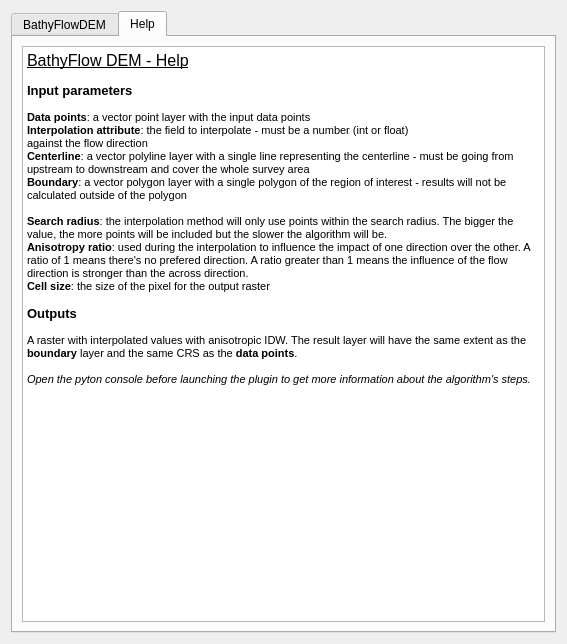
The window that BathyFlowDEM_dialog_base.ui (melindafemminis/BathyFlowDEM) describes before a commit, drawn with Qt 5.
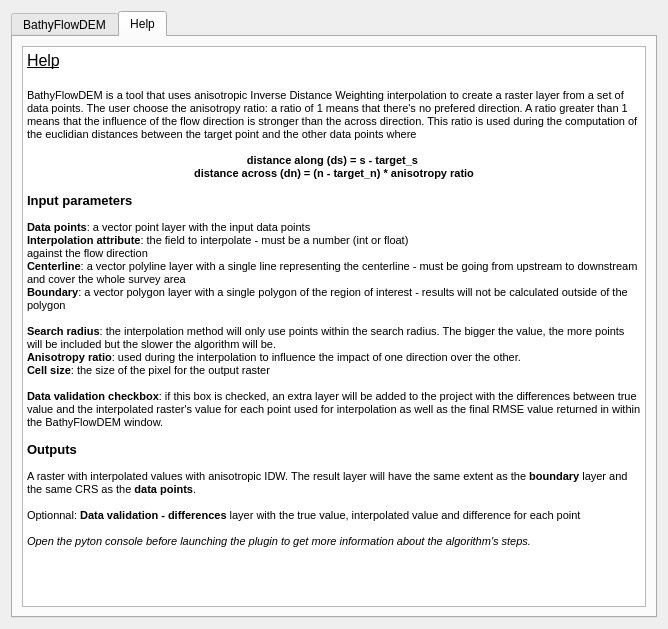
The same window after the commit. The open tabs and pages were chosen to show the change. Custom widgets are drawn as their Qt base class.

Commit message: Completed HELP tab and tooltips

What changed in the file:
```diff
--- a/BathyFlowDEM_dialog_base.ui
+++ b/BathyFlowDEM_dialog_base.ui
@@ -6,8 +6,8 @@
    <rect>
     <x>0</x>
     <y>0</y>
-    <width>567</width>
-    <height>644</height>
+    <width>668</width>
+    <height>629</height>
    </rect>
   </property>
   <property name="windowTitle">
@@ -334,8 +334,13 @@
 &lt;html&gt;&lt;head&gt;&lt;meta name=&quot;qrichtext&quot; content=&quot;1&quot; /&gt;&lt;style type=&quot;text/css&quot;&gt;
 p, li { white-space: pre-wrap; }
 &lt;/style&gt;&lt;/head&gt;&lt;body style=&quot; font-family:'MS Shell Dlg 2'; font-size:8.25pt; font-weight:400; font-style:normal;&quot;&gt;
-&lt;p style=&quot; margin-top:0px; margin-bottom:0px; margin-left:0px; margin-right:0px; -qt-block-indent:0; text-indent:0px;&quot;&gt;&lt;span style=&quot; font-size:12pt; text-decoration: underline;&quot;&gt;BathyFlow DEM - Help&lt;/span&gt;&lt;/p&gt;
+&lt;p style=&quot; margin-top:0px; margin-bottom:0px; margin-left:0px; margin-right:0px; -qt-block-indent:0; text-indent:0px;&quot;&gt;&lt;span style=&quot; font-size:12pt; text-decoration: underline;&quot;&gt;Help&lt;/span&gt;&lt;/p&gt;
+&lt;p style=&quot;-qt-paragraph-type:empty; margin-top:0px; margin-bottom:0px; margin-left:0px; margin-right:0px; -qt-block-indent:0; text-indent:0px; font-size:12pt; text-decoration: underline;&quot;&gt;&lt;br /&gt;&lt;/p&gt;
+&lt;p style=&quot; margin-top:0px; margin-bottom:0px; margin-left:0px; margin-right:0px; -qt-block-indent:0; text-indent:0px;&quot;&gt;&lt;span style=&quot; font-size:8pt;&quot;&gt;BathyFlowDEM is a tool that uses anisotropic Inverse Distance Weighting interpolation to create a raster layer from a set of data points. The user choose the anisotropy ratio: a&lt;/span&gt; ratio of 1 means that there's no prefered direction. A ratio greater than 1 means that the influence of the flow direction is stronger than the across direction. This ratio is used during the computation of the euclidian distances between the target point and the other data points where &lt;/p&gt;
 &lt;p style=&quot;-qt-paragraph-type:empty; margin-top:0px; margin-bottom:0px; margin-left:0px; margin-right:0px; -qt-block-indent:0; text-indent:0px;&quot;&gt;&lt;br /&gt;&lt;/p&gt;
+&lt;p align=&quot;center&quot; style=&quot; margin-top:0px; margin-bottom:0px; margin-left:0px; margin-right:0px; -qt-block-indent:0; text-indent:0px;&quot;&gt;&lt;span style=&quot; font-weight:600; color:#000000;&quot;&gt;distance along (ds) = s - target_s &lt;/span&gt;&lt;/p&gt;
+&lt;p align=&quot;center&quot; style=&quot; margin-top:0px; margin-bottom:0px; margin-left:0px; margin-right:0px; -qt-block-indent:0; text-indent:0px;&quot;&gt;&lt;span style=&quot; font-weight:600; color:#000000;&quot;&gt;distance across (dn) = (n - target_n) * anisotropy ratio&lt;/span&gt;&lt;/p&gt;
+&lt;p style=&quot;-qt-paragraph-type:empty; margin-top:0px; margin-bottom:0px; margin-left:0px; margin-right:0px; -qt-block-indent:0; text-indent:0px; font-size:8pt;&quot;&gt;&lt;br /&gt;&lt;/p&gt;
 &lt;p style=&quot; margin-top:0px; margin-bottom:0px; margin-left:0px; margin-right:0px; -qt-block-indent:0; text-indent:0px;&quot;&gt;&lt;span style=&quot; font-size:10pt; font-weight:600;&quot;&gt;Input parameters&lt;/span&gt;&lt;/p&gt;
 &lt;p style=&quot;-qt-paragraph-type:empty; margin-top:0px; margin-bottom:0px; margin-left:0px; margin-right:0px; -qt-block-indent:0; text-indent:0px;&quot;&gt;&lt;br /&gt;&lt;/p&gt;
 &lt;p style=&quot; margin-top:0px; margin-bottom:0px; margin-left:0px; margin-right:0px; -qt-block-indent:0; text-indent:0px;&quot;&gt;&lt;span style=&quot; font-weight:600;&quot;&gt;Data points&lt;/span&gt;: a vector point layer with the input data points&lt;/p&gt;
@@ -345,13 +350,17 @@
 &lt;p style=&quot; margin-top:0px; margin-bottom:0px; margin-left:0px; margin-right:0px; -qt-block-indent:0; text-indent:0px;&quot;&gt;&lt;span style=&quot; font-weight:600;&quot;&gt;Boundary&lt;/span&gt;: a vector polygon layer with a single polygon of the region of interest - results will not be calculated outside of the polygon&lt;/p&gt;
 &lt;p style=&quot;-qt-paragraph-type:empty; margin-top:0px; margin-bottom:0px; margin-left:0px; margin-right:0px; -qt-block-indent:0; text-indent:0px;&quot;&gt;&lt;br /&gt;&lt;/p&gt;
 &lt;p style=&quot; margin-top:0px; margin-bottom:0px; margin-left:0px; margin-right:0px; -qt-block-indent:0; text-indent:0px;&quot;&gt;&lt;span style=&quot; font-weight:600;&quot;&gt;Search radius&lt;/span&gt;: the interpolation method will only use points within the search radius. The bigger the value, the more points will be included but the slower the algorithm will be.&lt;/p&gt;
-&lt;p style=&quot; margin-top:0px; margin-bottom:0px; margin-left:0px; margin-right:0px; -qt-block-indent:0; text-indent:0px;&quot;&gt;&lt;span style=&quot; font-weight:600;&quot;&gt;Anisotropy ratio&lt;/span&gt;: used during the interpolation to influence the impact of one direction over the other. A ratio of 1 means there's no prefered direction. A ratio greater than 1 means the influence of the flow direction is stronger than the across direction.&lt;/p&gt;
+&lt;p style=&quot; margin-top:0px; margin-bottom:0px; margin-left:0px; margin-right:0px; -qt-block-indent:0; text-indent:0px;&quot;&gt;&lt;span style=&quot; font-weight:600;&quot;&gt;Anisotropy ratio&lt;/span&gt;: used during the interpolation to influence the impact of one direction over the other. &lt;/p&gt;
 &lt;p style=&quot; margin-top:0px; margin-bottom:0px; margin-left:0px; margin-right:0px; -qt-block-indent:0; text-indent:0px;&quot;&gt;&lt;span style=&quot; font-weight:600;&quot;&gt;Cell size&lt;/span&gt;: the size of the pixel for the output raster&lt;/p&gt;
 &lt;p style=&quot;-qt-paragraph-type:empty; margin-top:0px; margin-bottom:0px; margin-left:0px; margin-right:0px; -qt-block-indent:0; text-indent:0px;&quot;&gt;&lt;br /&gt;&lt;/p&gt;
+&lt;p style=&quot; margin-top:0px; margin-bottom:0px; margin-left:0px; margin-right:0px; -qt-block-indent:0; text-indent:0px;&quot;&gt;&lt;span style=&quot; font-weight:600;&quot;&gt;Data validation checkbox&lt;/span&gt;: if this box is checked, an extra layer will be added to the project with the differences between true value and the interpolated raster's value for each point used for interpolation as well as the final RMSE value returned in within the BathyFlowDEM window.&lt;/p&gt;
+&lt;p style=&quot;-qt-paragraph-type:empty; margin-top:0px; margin-bottom:0px; margin-left:0px; margin-right:0px; -qt-block-indent:0; text-indent:0px;&quot;&gt;&lt;br /&gt;&lt;/p&gt;
 &lt;p style=&quot; margin-top:0px; margin-bottom:0px; margin-left:0px; margin-right:0px; -qt-block-indent:0; text-indent:0px;&quot;&gt;&lt;span style=&quot; font-size:10pt; font-weight:600;&quot;&gt;Outputs&lt;/span&gt;&lt;/p&gt;
 &lt;p style=&quot;-qt-paragraph-type:empty; margin-top:0px; margin-bottom:0px; margin-left:0px; margin-right:0px; -qt-block-indent:0; text-indent:0px;&quot;&gt;&lt;br /&gt;&lt;/p&gt;
 &lt;p style=&quot; margin-top:0px; margin-bottom:0px; margin-left:0px; margin-right:0px; -qt-block-indent:0; text-indent:0px;&quot;&gt;A raster with interpolated values with anisotropic IDW. The result layer will have the same extent as the &lt;span style=&quot; font-weight:600;&quot;&gt;boundary&lt;/span&gt; layer and the same CRS as the &lt;span style=&quot; font-weight:600;&quot;&gt;data points&lt;/span&gt;.&lt;/p&gt;
 &lt;p style=&quot;-qt-paragraph-type:empty; margin-top:0px; margin-bottom:0px; margin-left:0px; margin-right:0px; -qt-block-indent:0; text-indent:0px;&quot;&gt;&lt;br /&gt;&lt;/p&gt;
+&lt;p style=&quot; margin-top:0px; margin-bottom:0px; margin-left:0px; margin-right:0px; -qt-block-indent:0; text-indent:0px;&quot;&gt;Optionnal: &lt;span style=&quot; font-weight:600;&quot;&gt;Data validation - differences&lt;/span&gt; layer with the true value, interpolated value and difference for each point&lt;/p&gt;
+&lt;p style=&quot;-qt-paragraph-type:empty; margin-top:0px; margin-bottom:0px; margin-left:0px; margin-right:0px; -qt-block-indent:0; text-indent:0px;&quot;&gt;&lt;br /&gt;&lt;/p&gt;
 &lt;p style=&quot; margin-top:0px; margin-bottom:0px; margin-left:0px; margin-right:0px; -qt-block-indent:0; text-indent:0px;&quot;&gt;&lt;span style=&quot; font-style:italic;&quot;&gt;Open the pyton console before launching the plugin to get more information about the algorithm's steps.&lt;/span&gt;&lt;/p&gt;
 &lt;p style=&quot;-qt-paragraph-type:empty; margin-top:0px; margin-bottom:0px; margin-left:0px; margin-right:0px; -qt-block-indent:0; text-indent:0px; font-style:italic;&quot;&gt;&lt;br /&gt;&lt;/p&gt;
 &lt;p align=&quot;center&quot; style=&quot;-qt-paragraph-type:empty; margin-top:0px; margin-bottom:0px; margin-left:0px; margin-right:0px; -qt-block-indent:0; text-indent:0px;&quot;&gt;&lt;br /&gt;&lt;/p&gt;&lt;/body&gt;&lt;/html&gt;</string>
```
Left out of the diff: 11 changed lines with no effect on the pictures. The commit also changes 1 other file.
